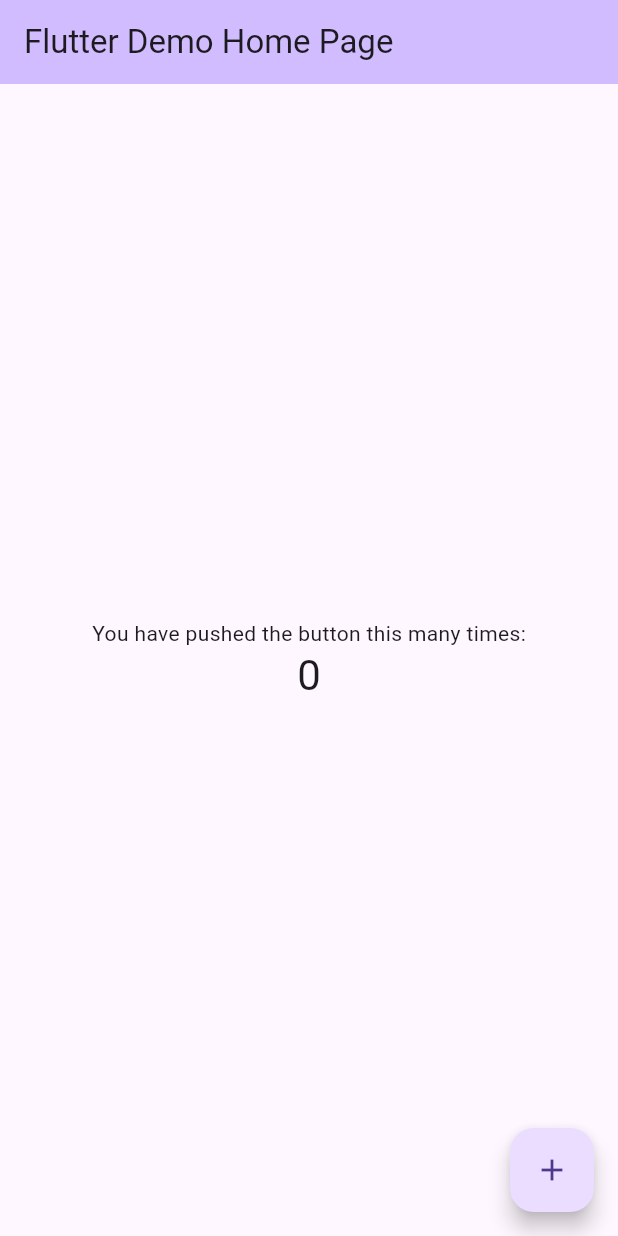
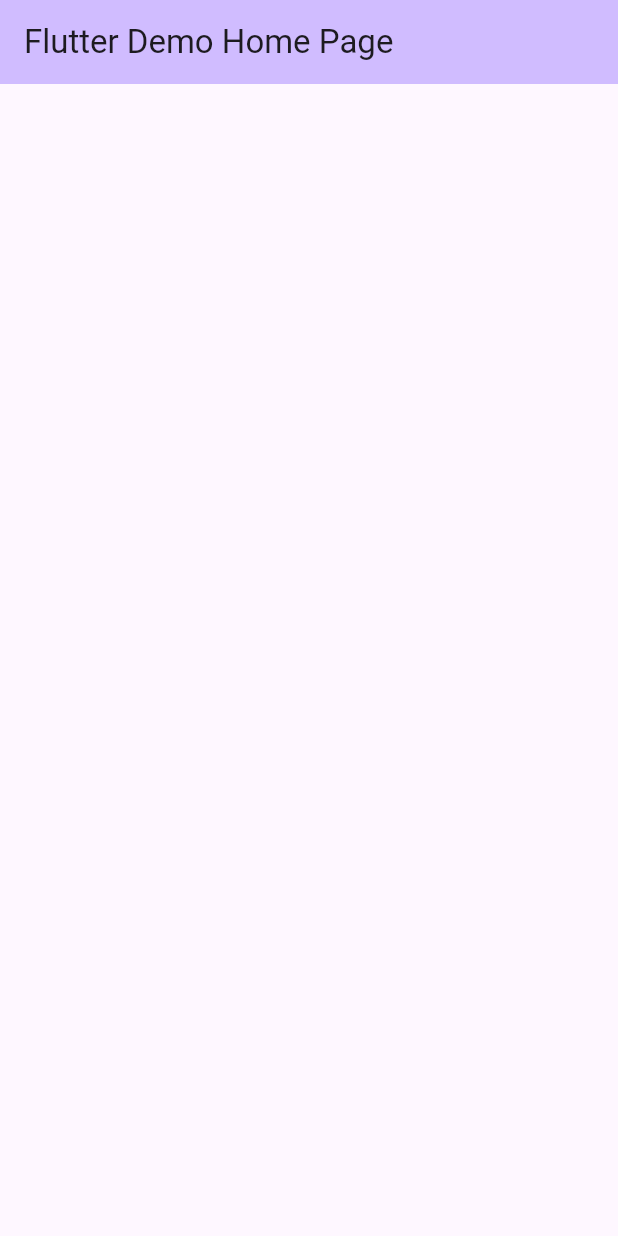
Before and after one commit to Fukuoka-Flutter-Fanclub/hackathon_2024_app, a Flutter app: the screen it shows after launch, on a phone screen of 412 x 824 dp. Run offline on Flutter 3.47's test engine with Material 3 defaults, Android fonts, the phone set to English and light mode, and no system bars; our stand-ins replace go_router.

Commit message:
go_routerを追加

```diff
--- /dev/null
+++ b/lib/features/home/pages/home_page.dart
@@ -0,0 +1,15 @@
+import 'package:flutter/material.dart';
+
+class HomePage extends StatelessWidget {
+  const HomePage({super.key});
+
+  @override
+  Widget build(BuildContext context) {
+    return Scaffold(
+        appBar: AppBar(
+          backgroundColor: Theme.of(context).colorScheme.inversePrimary,
+          title: const Text('Flutter Demo Home Page'),
+        ),
+    );
+  }
+}
--- a/lib/main.dart
+++ b/lib/main.dart
@@ -1,4 +1,5 @@
 import 'package:flutter/material.dart';
+import 'package:tokyo_hakkason2024_app/router.dart';
 
 void main() {
   runApp(const MyApp());
@@ -9,60 +10,10 @@ class MyApp extends StatelessWidget {
 
   @override
   Widget build(BuildContext context) {
-    return MaterialApp(
-      title: 'Flutter Demo',
-      theme: ThemeData(
-        useMaterial3: true,
-      ),
-      home: const MyHomePage(title: 'Flutter Demo Home Page'),
+    return MaterialApp.router(
+      routerDelegate: goRouter.routerDelegate,
+      routeInformationParser: goRouter.routeInformationParser,
+      routeInformationProvider: goRouter.routeInformationProvider,
     );
   }
 }
-
-class MyHomePage extends StatefulWidget {
-  const MyHomePage({super.key, required this.title});
-
-  final String title;
-
-  @override
-  State<MyHomePage> createState() => _MyHomePageState();
-}
-
-class _MyHomePageState extends State<MyHomePage> {
-  int _counter = 0;
-
-  void _incrementCounter() {
-    setState(() {
-      _counter++;
-    });
-  }
-
-  @override
-  Widget build(BuildContext context) {
-    return Scaffold(
-      appBar: AppBar(
-        backgroundColor: Theme.of(context).colorScheme.inversePrimary,
-        title: Text(widget.title),
-      ),
-      body: Center(
-        child: Column(
-          mainAxisAlignment: MainAxisAlignment.center,
-          children: <Widget>[
-            const Text(
-              'You have pushed the button this many times:',
-            ),
-            Text(
-              '$_counter',
-              style: Theme.of(context).textTheme.headlineMedium,
-            ),
-          ],
-        ),
-      ),
-      floatingActionButton: FloatingActionButton(
-        onPressed: _incrementCounter,
-        tooltip: 'Increment',
-        child: const Icon(Icons.add),
-      ),
-    );
-  }
-}
--- /dev/null
+++ b/lib/router.dart
@@ -0,0 +1,49 @@
+import 'package:flutter/material.dart';
+import 'package:go_router/go_router.dart';
+import 'package:tokyo_hakkason2024_app/features/auth/pages/login_page.dart';
+import 'package:tokyo_hakkason2024_app/features/auth/pages/signup_page.dart';
+import 'package:tokyo_hakkason2024_app/features/home/pages/home_page.dart';
+
+final goRouter = GoRouter(
+  initialLocation: '/',
+  routes: [
+    GoRoute(
+      path: '/',
+      name: 'initial',
+      pageBuilder: (context, state) {
+        return MaterialPage(
+          key: state.pageKey,
+          child: const HomePage(),
+        );
+      },
+    ),
+    GoRoute(
+      path: LoginPage.routeName,
+      name: LoginPage.routeName,
+      pageBuilder: (context, state) {
+        return MaterialPage(
+          key: state.pageKey,
+          child: const LoginPage(),
+        );
+      },
+    ),
+    GoRoute(
+      path: SigninPage.routeName,
+      name: SigninPage.routeName,
+      pageBuilder: (context, state) {
+        return MaterialPage(
+          key: state.pageKey,
+          child: const SigninPage(),
+        );
+      },
+    ),
+  ],
+  errorPageBuilder: (context, state) => MaterialPage(
+    key: state.pageKey,
+    child: Scaffold(
+      body: Center(
+        child: Text(state.error.toString()),
+      ),
+    ),
+  ),
+);
--- a/pubspec.yaml
+++ b/pubspec.yaml
@@ -35,6 +35,7 @@ dependencies:
   # The following adds the Cupertino Icons font to your application.
   # Use with the CupertinoIcons class for iOS style icons.
   cupertino_icons: ^1.0.8
+  go_router: ^14.2.8
 
 dev_dependencies:
   flutter_test:
```
Also changed, not shown: lib/features/auth/pages/login_page.dart (added, +15 -0 lines), lib/features/auth/pages/signup_page.dart (added, +15 -0 lines), pubspec.lock.
